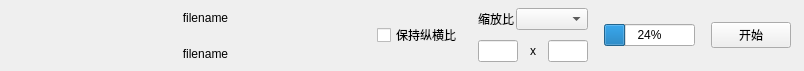
zhufl0811/CommonTools, file ui/video_resize_task_item.ui: the form before one commit.
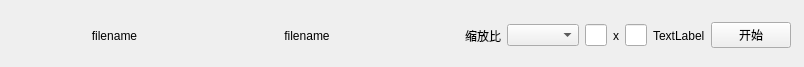
The form after the commit.

Commit message: 'video-resize'

```diff
--- a/ui/video_resize_task_item.ui
+++ b/ui/video_resize_task_item.ui
@@ -7,30 +7,22 @@
     <x>0</x>
     <y>0</y>
     <width>804</width>
-    <height>71</height>
+    <height>67</height>
    </rect>
   </property>
   <property name="windowTitle">
    <string>Form</string>
   </property>
-  <widget class="QWidget" name="layoutWidget">
+  <widget class="QWidget" name="">
    <property name="geometry">
     <rect>
-     <x>50</x>
-     <y>0</y>
-     <width>741</width>
-     <height>71</height>
+     <x>40</x>
+     <y>10</y>
+     <width>751</width>
+     <height>51</height>
     </rect>
    </property>
-   <layout class="QHBoxLayout" name="horizontalLayout_3" stretch="8,0,2,2,1">
-    <property name="spacing">
-     <number>16</number>
-    </property>
-    <item>
-     <layout class="QVBoxLayout" name="verticalLayout">
-      <property name="spacing">
-       <number>2</number>
-      </property>
+   <layout class="QHBoxLayout" name="horizontalLayout_3" stretch="4,6,0,1,1,0,1">
       <item>
        <widget class="QLabel" name="labelFileName">
         <property name="lineWidth">
@@ -60,20 +52,19 @@
         </property>
        </widget>
       </item>
-     </layout>
-    </item>
     <item>
-     <widget class="QCheckBox" name="checkBoxKeepRatio">
-      <property name="text">
-       <string>保持纵横比</string>
+     <spacer name="horizontalSpacer">
+      <property name="orientation">
+       <enum>Qt::Horizontal</enum>
       </property>
-     </widget>
-    </item>
-    <item>
-     <layout class="QVBoxLayout" name="verticalLayout_2">
-      <property name="spacing">
-       <number>2</number>
+      <property name="sizeHint" stdset="0">
+       <size>
+        <width>40</width>
+        <height>20</height>
+       </size>
       </property>
+     </spacer>
+    </item>
       <item>
        <layout class="QHBoxLayout" name="horizontalLayout">
         <item>
@@ -91,7 +82,7 @@
       <item>
        <layout class="QHBoxLayout" name="horizontalLayout_2">
         <property name="spacing">
-         <number>12</number>
+       <number>6</number>
         </property>
         <item>
          <widget class="QLineEdit" name="lineEditResizeW"/>
@@ -108,12 +99,10 @@
         </item>
        </layout>
       </item>
-     </layout>
-    </item>
     <item>
-     <widget class="QProgressBar" name="pgsBar">
-      <property name="value">
-       <number>24</number>
+     <widget class="QLabel" name="labelState">
+      <property name="text">
+       <string>TextLabel</string>
       </property>
      </widget>
     </item>
```
Lines whose indentation alone changed are shown as unchanged. The commit also changes 2 other files.
